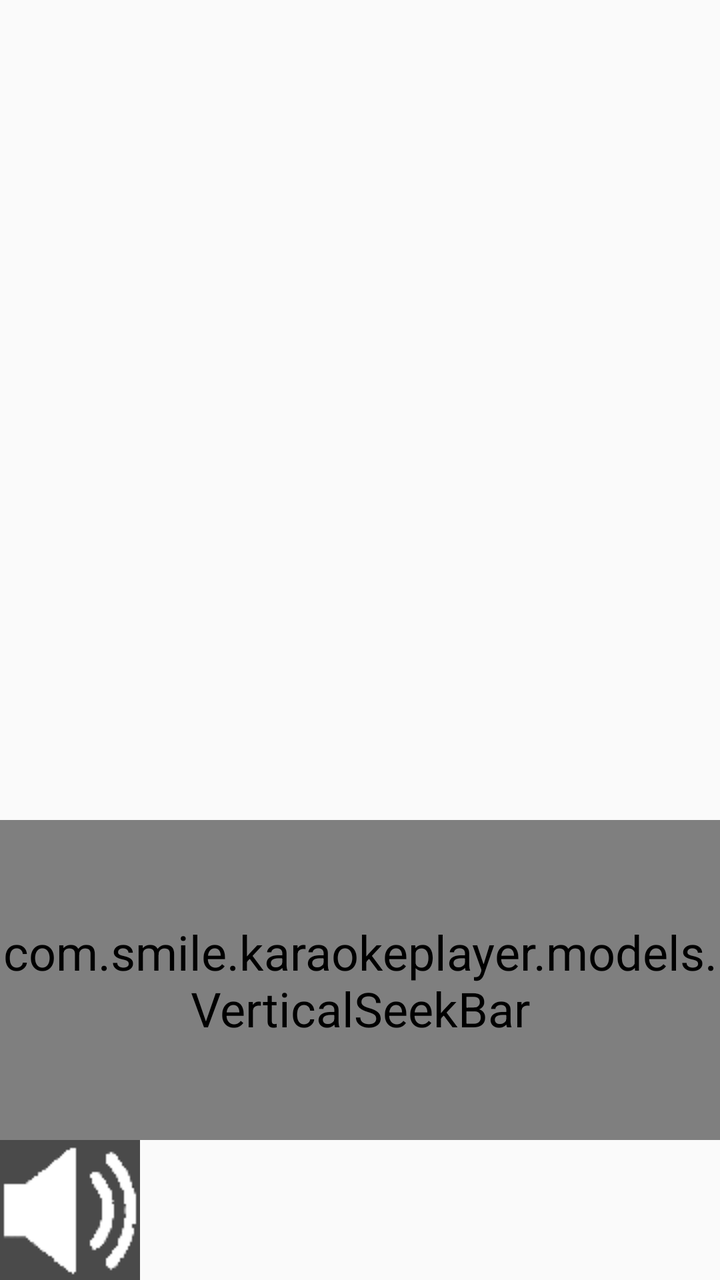
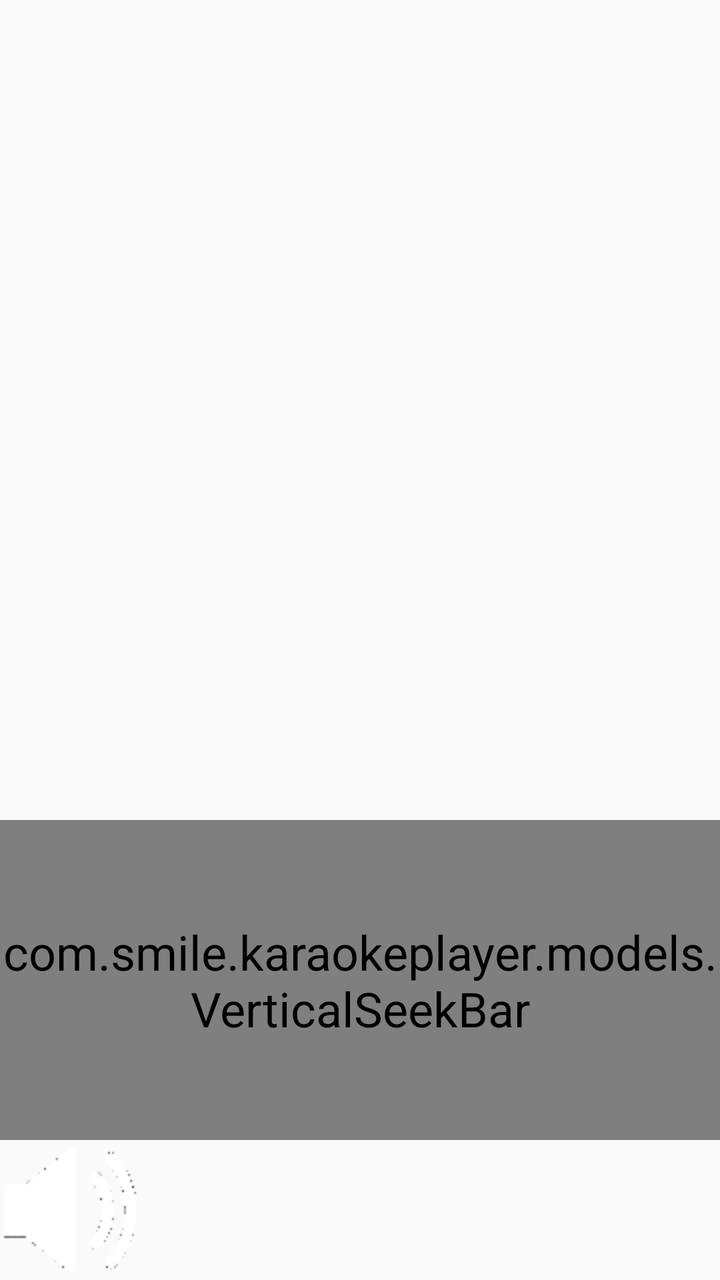

An Android layout rendered at two revisions. The XML below is the earlier revision; the diff shows what the commit changed to produce the second picture.
<!-- AndroidManifest.xml: application theme AppTheme -->
<!-- res/layout/player_control_buttons_layout.xml -->
<?xml version="1.0" encoding="utf-8"?>
<LinearLayout xmlns:android="http://schemas.android.com/apk/res/android"
    android:orientation="horizontal"
    android:layout_width="match_parent"
    android:layout_height="wrap_content"
    android:layout_marginBottom="0dp"
    android:background="@android:color/transparent"
    android:gravity="center_horizontal|bottom">

    <LinearLayout
        android:orientation="vertical"
        android:layout_width="wrap_content"
        android:layout_height="wrap_content"
        android:background="@android:color/transparent">
        <include layout="@layout/volume_seekbar_layout" />
        <LinearLayout
            android:layout_width="wrap_content"
            android:layout_height="wrap_content"
            android:background="@color/transparentDark">
            <ImageButton
                android:id="@+id/volumeImageButton"
                android:layout_width="wrap_content"
                android:layout_height="wrap_content"
                android:layout_marginLeft="0dp"
                android:layout_marginRight="0dp"
                android:scaleType="centerInside"
                android:adjustViewBounds="true"
                android:src="@drawable/volume"
                android:background="@drawable/main_menuitem_background_color">
            </ImageButton>
        </LinearLayout>
    </LinearLayout>
    <LinearLayout
        android:orientation="horizontal"
        android:layout_width="wrap_content"
        android:layout_height="wrap_content"
        android:layout_margin="0dp"
        android:padding="0dp"
        android:background="@color/transparentDark">
        <ImageButton
            android:id="@+id/previousMediaImageButton"
            android:layout_width="wrap_content"
            android:layout_height="wrap_content"
            android:layout_marginLeft="20dp"
            android:layout_marginRight="0dp"
            android:scaleType="centerInside"
            android:adjustViewBounds="true"
            android:src="@drawable/previous_media_button_image"
            android:background="@drawable/main_menuitem_background_color">
        </ImageButton>
        <FrameLayout
            android:id="@+id/playPauseButtonFrameLayout"
            android:layout_width="wrap_content"
            android:layout_height="wrap_content"
            android:layout_marginLeft="20dp"
            android:layout_marginRight="0dp">
            <ImageButton
                android:id="@+id/playMediaImageButton"
                android:layout_width="wrap_content"
                android:layout_height="wrap_content"
                android:scaleType="centerInside"
                android:adjustViewBounds="true"
                android:src="@drawable/play_media_button_image"
                android:background="@drawable/main_menuitem_background_color"
                android:visibility="visible">
            </ImageButton>
            <ImageButton
                android:id="@+id/pauseMediaImageButton"
                android:layout_width="wrap_content"
                android:layout_height="wrap_content"
                android:scaleType="centerInside"
                android:adjustViewBounds="true"
                android:src="@drawable/pause_media_button_image"
                android:background="@drawable/main_menuitem_background_color"
                android:visibility="gone">
            </ImageButton>
        </FrameLayout>
        <ImageButton
            android:id="@+id/replayMediaImageButton"
            android:layout_width="wrap_content"
            android:layout_height="wrap_content"
            android:layout_marginLeft="20dp"
            android:layout_marginRight="0dp"
            android:scaleType="centerInside"
            android:adjustViewBounds="true"
            android:src="@drawable/replay_media_button_image"
            android:background="@drawable/main_menuitem_background_color">
        </ImageButton>
        <ImageButton
            android:id="@+id/stopMediaImageButton"
            android:layout_width="wrap_content"
            android:layout_height="wrap_content"
            android:layout_marginLeft="20dp"
            android:layout_marginRight="0dp"
            android:scaleType="centerInside"
            android:adjustViewBounds="true"
            android:src="@drawable/stop_media_button_image"
            android:background="@drawable/main_menuitem_background_color">
        </ImageButton>
        <ImageButton
            android:id="@+id/nextMediaImageButton"
            android:layout_width="wrap_content"
            android:layout_height="wrap_content"
            android:layout_marginLeft="20dp"
            android:layout_marginRight="0dp"
            android:scaleType="centerInside"
            android:adjustViewBounds="true"
            android:src="@drawable/next_media_button_image"
            android:background="@drawable/main_menuitem_background_color">
        </ImageButton>
        <ImageButton
            android:id="@+id/heartImageButton"
            android:layout_width="wrap_content"
            android:layout_height="wrap_content"
            android:layout_marginLeft="20dp"
            android:layout_marginRight="0dp"
            android:scaleType="centerInside"
            android:adjustViewBounds="true"
            android:src="@drawable/heart"
            android:background="@drawable/main_menuitem_background_color">
        </ImageButton>
        <ImageButton
            android:id="@+id/actionMenuImageButton"
            android:layout_width="wrap_content"
            android:layout_height="wrap_content"
            android:layout_marginLeft="20dp"
            android:padding="0dp"
            android:scaleType="centerInside"
            android:adjustViewBounds="true"
            android:src="@drawable/circle_and_three_dots"
            android:background="@drawable/main_menuitem_background_color">
        </ImageButton>
    </LinearLayout>

</LinearLayout>
<!-- res/layout/volume_seekbar_layout.xml (included above) -->
<?xml version="1.0" encoding="utf-8"?>
<com.smile.karaokeplayer.models.VerticalSeekBar
    xmlns:android="http://schemas.android.com/apk/res/android"
    android:id="@+id/volumeSeekBar"
    android:layout_width="wrap_content"
    android:layout_height="@dimen/volume_seekbar_height"
    android:thumbOffset="0dp"
    android:indeterminate="false"
    android:indeterminateOnly="false"
    android:thumb="@drawable/volume_seekbar_thumb"
    android:progressDrawable="@drawable/volume_seekbar_progressdrawable"
    android:background="@color/transparentDark"
    android:maxWidth="1000dp"
    android:maxHeight="1000dp"
    android:layout_margin="0dp"
    android:padding="0dp"
    android:layout_centerHorizontal="true"
    android:layout_centerInParent="true">
</com.smile.karaokeplayer.models.VerticalSeekBar>
<!-- resources referenced by this layout -->
<resources>
  <color name="transparentDark">#B3000000</color>
  <dimen name="volume_seekbar_height">106dp</dimen>
  <!-- drawable main_menuitem_background_color (drawable) -->
  <?xml version="1.0" encoding="utf-8"?>
  <selector xmlns:android="http://schemas.android.com/apk/res/android">
      <item
          android:state_pressed="true"
          android:drawable="@color/red">
      </item>
      <item
          android:drawable="@android:color/transparent">
      </item>
  </selector>
  <!-- drawable volume_seekbar_thumb (drawable) -->
  <?xml version="1.0" encoding="utf-8"?>
  <selector xmlns:android="http://schemas.android.com/apk/res/android">
      <item android:state_pressed="true"
          android:state_window_focused="true"
          android:drawable="@drawable/volume_seekbar_thumb_pressed" />
  
      <item android:state_focused="true"
          android:state_window_focused="true"
          android:drawable="@drawable/volume_seekbar_thumb_selected" />
  
      <item android:state_selected="true"
          android:state_window_focused="true"
          android:drawable="@drawable/volume_seekbar_thumb_selected" />
  
      <item android:drawable="@drawable/volume_seekbar_thumb_normal" />
  </selector>
  <style name="AppTheme" parent="Theme.AppCompat.Light.NoActionBar">
          
          <item name="android:windowFullscreen">true</item>
          <item name="colorPrimary">@android:color/black</item>
          <item name="colorPrimaryDark">@color/colorPrimaryDark</item>
          <item name="colorAccent">@color/colorAccent</item>
          <item name="android:textColor">@color/white</item>
          <item name="android:textSize">72px</item>
          <item name="android:textStyle">normal</item>
          <item name="android:textAllCaps">false</item>
      </style>
  <color name="red">#ff0000</color>
  <dimen name="volume_progress_background_width">3dp</dimen>
  <!-- drawable volume_seekbar_thumb_pressed (drawable) -->
  <?xml version="1.0" encoding="utf-8"?>
  <layer-list xmlns:android="http://schemas.android.com/apk/res/android" >
      <item>
          <shape android:shape="oval">
              <size
                  android:height="@dimen/volume_pressed_seekbar_thumb_size"
                  android:width="@dimen/volume_pressed_seekbar_thumb_size" >
              </size>
              <stroke android:width="2dp" android:color="@color/lightGray" />
              <solid android:color="@color/lightGray" />
          </shape>
      </item>
  </layer-list>
  <!-- drawable volume_seekbar_thumb_selected (drawable) -->
  <?xml version="1.0" encoding="utf-8"?>
  <layer-list xmlns:android="http://schemas.android.com/apk/res/android" >
      <item>
          <shape android:shape="oval">
              <size
                  android:height="@dimen/volume_pressed_seekbar_thumb_size"
                  android:width="@dimen/volume_pressed_seekbar_thumb_size" >
              </size>
              <stroke android:width="2dp" android:color="@color/lightGray" />
              <solid android:color="@color/lightGray" />
          </shape>
      </item>
  </layer-list>
  <!-- drawable volume_seekbar_thumb_normal (drawable) -->
  <?xml version="1.0" encoding="utf-8"?>
  <layer-list xmlns:android="http://schemas.android.com/apk/res/android" >
      <item>
          <shape android:shape="oval">
              <size
                  android:height="@dimen/volume_seekbar_thumb_size"
                  android:width="@dimen/volume_seekbar_thumb_size" >
              </size>
              <stroke android:width="2dp" android:color="@color/lightGray" />
              <solid android:color="@color/lightGray" />
          </shape>
      </item>
  </layer-list>
  <color name="colorPrimaryDark">#303F9F</color>
  <color name="colorAccent">#FF4081</color>
  <color name="white">#FFFFFF</color>
  <dimen name="volume_pressed_seekbar_thumb_size">13dp</dimen>
  <color name="lightGray">#DBD5D5</color>
  <dimen name="volume_seekbar_thumb_size">16dp</dimen>
  <!-- unchanged entries left out for length: 10 -->
</resources>

<!-- the commit's change to res/layout/player_control_buttons_layout.xml (unified diff, before → after) -->
@@ -10,13 +10,11 @@
     <LinearLayout
         android:orientation="vertical"
         android:layout_width="wrap_content"
-        android:layout_height="wrap_content"
-        android:background="@android:color/transparent">
-        <include layout="@layout/volume_seekbar_layout" />
+        android:layout_height="wrap_content">
+        <include layout="@layout/volume_vertical_seekbar_layout" />
         <LinearLayout
             android:layout_width="wrap_content"
-            android:layout_height="wrap_content"
-            android:background="@color/transparentDark">
+            android:layout_height="wrap_content">
             <ImageButton
                 android:id="@+id/volumeImageButton"
                 android:layout_width="wrap_content"
@@ -35,8 +33,7 @@
         android:layout_width="wrap_content"
         android:layout_height="wrap_content"
         android:layout_margin="0dp"
-        android:padding="0dp"
-        android:background="@color/transparentDark">
+        android:padding="0dp">
         <ImageButton
             android:id="@+id/previousMediaImageButton"
             android:layout_width="wrap_content"
@@ -133,7 +130,7 @@
     </LinearLayout>
 
 </LinearLayout>
-<!-- res/layout/volume_seekbar_layout.xml (included above) -->
+<!-- res/layout/volume_vertical_seekbar_layout.xml (included above) -->
 <?xml version="1.0" encoding="utf-8"?>
 <com.smile.karaokeplayer.models.VerticalSeekBar
     xmlns:android="http://schemas.android.com/apk/res/android"
@@ -145,7 +142,7 @@
     android:indeterminateOnly="false"
     android:thumb="@drawable/volume_seekbar_thumb"
     android:progressDrawable="@drawable/volume_seekbar_progressdrawable"
-    android:background="@color/transparentDark"
+    android:background="@android:color/transparent"
     android:maxWidth="1000dp"
     android:maxHeight="1000dp"
     android:layout_margin="0dp"
<!-- resource entries referenced after the edit -->
@@ -1,6 +1,5 @@
 <!-- resources referenced by this layout -->
 <resources>
-  <color name="transparentDark">#B3000000</color>
   <dimen name="volume_seekbar_height">106dp</dimen>
   <!-- drawable main_menuitem_background_color (drawable) -->
   <?xml version="1.0" encoding="utf-8"?>
